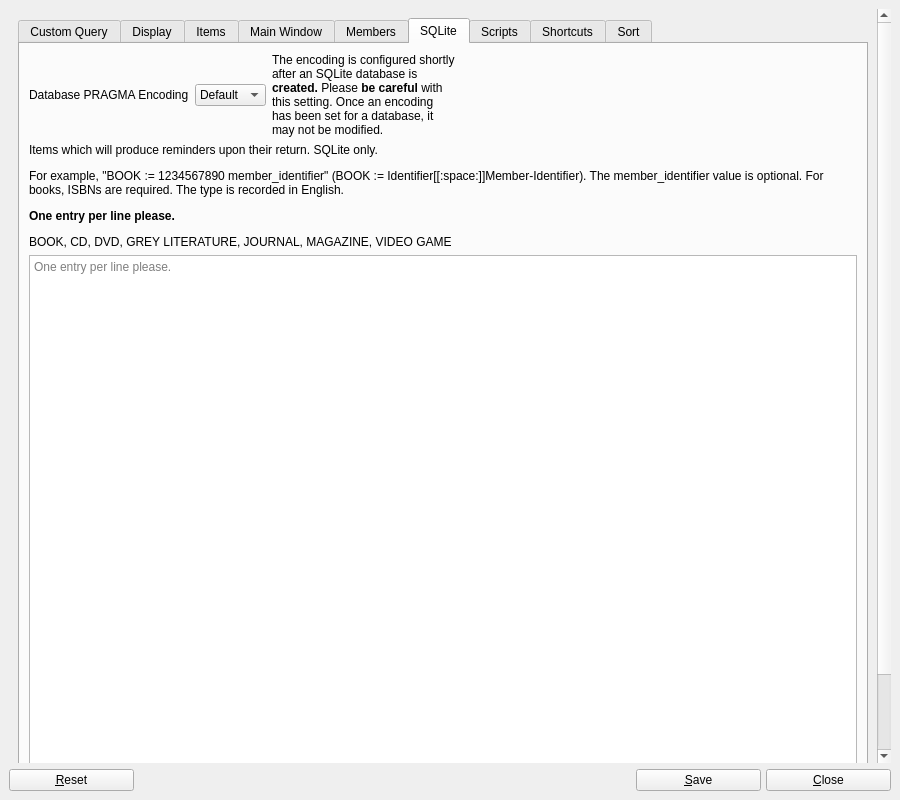
Qt form UI/biblioteq_otheroptions.ui (textbrowser/biblioteq) before a commit.
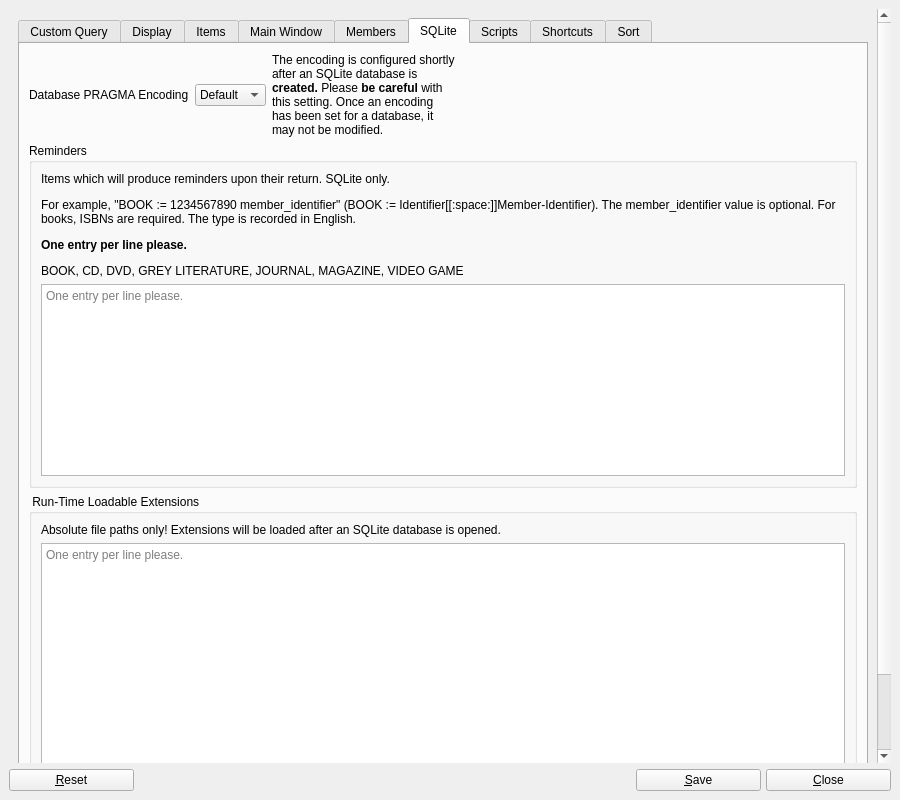
The same form after that commit. The open tabs and pages were chosen to show the change. Icons and pictures are not drawn. Custom widgets are drawn as their Qt base class.

```diff
--- a/UI/biblioteq_otheroptions.ui
+++ b/UI/biblioteq_otheroptions.ui
@@ -910,6 +910,12 @@
              </layout>
             </item>
             <item>
+             <widget class="QGroupBox" name="groupBox_7">
+              <property name="title">
+               <string>Reminders</string>
+              </property>
+              <layout class="QVBoxLayout" name="verticalLayout_18">
+               <item>
              <widget class="QLabel" name="label_17">
               <property name="text">
                <string>&lt;html&gt;&lt;head/&gt;&lt;body&gt;&lt;p&gt;Items which will produce reminders upon their return. SQLite only.&lt;/p&gt;&lt;p&gt;For example, &amp;quot;BOOK := 1234567890 member_identifier&amp;quot; (BOOK := Identifier[[:space:]]Member-Identifier). The member_identifier value is optional. For books, ISBNs are required. The type is recorded in English.&lt;/p&gt;&lt;p&gt;&lt;span style=&quot; font-weight:600;&quot;&gt;One entry per line please.&lt;/span&gt;&lt;/p&gt;&lt;p&gt;BOOK, CD, DVD, GREY LITERATURE, JOURNAL, MAGAZINE, VIDEO GAME&lt;/p&gt;&lt;/body&gt;&lt;/html&gt;</string>
@@ -931,6 +937,38 @@
             </item>
            </layout>
           </widget>
+            </item>
+            <item>
+             <widget class="QGroupBox" name="groupBox_8">
+              <property name="title">
+               <string> Run-Time Loadable Extensions</string>
+              </property>
+              <layout class="QVBoxLayout" name="verticalLayout_19">
+               <item>
+                <widget class="QLabel" name="label_25">
+                 <property name="text">
+                  <string>Absolute file paths only! Extensions will be loaded after an SQLite database is opened.</string>
+                 </property>
+                 <property name="wordWrap">
+                  <bool>true</bool>
+                 </property>
+                </widget>
+               </item>
+               <item>
+                <widget class="QPlainTextEdit" name="sqlite_runtime_loadable_extensions">
+                 <property name="tabChangesFocus">
+                  <bool>true</bool>
+                 </property>
+                 <property name="placeholderText">
+                  <string>One entry per line please.</string>
+                 </property>
+                </widget>
+               </item>
+              </layout>
+             </widget>
+            </item>
+           </layout>
+          </widget>
           <widget class="QWidget" name="page_scripts">
            <attribute name="title">
             <string>Scripts</string>
```
Left out of the diff: 1 changed line with no effect on the pictures. Lines whose indentation alone changed are shown as unchanged.
